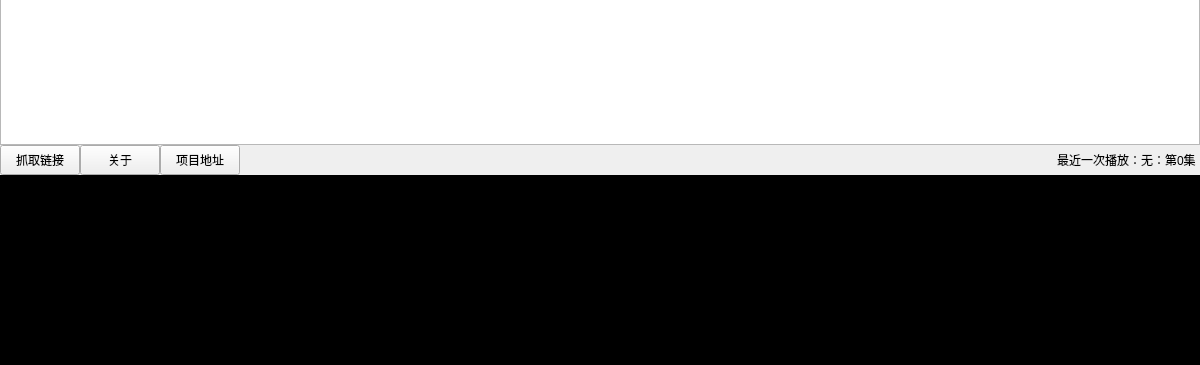
Before: the Qt Designer form UI/UI_MainForm.ui in tanyiqu/AnimeArtifact, drawn with Qt 5; both pictures show x 0 to 1200 and y 515 to 880 of the 1200 by 880 pixel window.
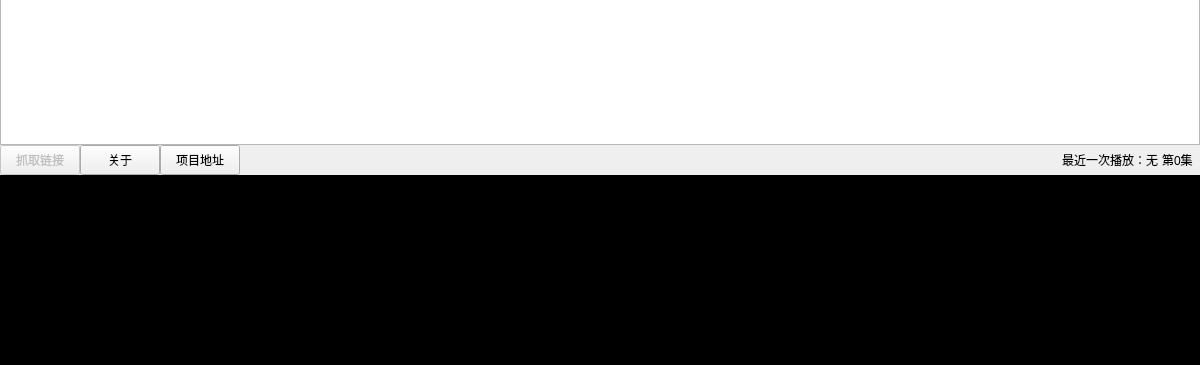
After: the same form once the commit is applied.

```diff
--- a/UI/UI_MainForm.ui
+++ b/UI/UI_MainForm.ui
@@ -214,6 +214,9 @@
       </property>
       <item row="0" column="0">
        <widget class="QPushButton" name="btnGetAllLinks">
+        <property name="enabled">
+         <bool>false</bool>
+        </property>
         <property name="minimumSize">
          <size>
           <width>0</width>
@@ -263,7 +266,7 @@
       <item row="0" column="8">
        <widget class="QLabel" name="lblSpace02">
         <property name="text">
-         <string> </string>
+         <string/>
         </property>
        </widget>
       </item>
@@ -316,7 +319,7 @@
       <item row="0" column="6">
        <widget class="QLabel" name="lblSpace01">
         <property name="text">
-         <string>：</string>
+         <string> </string>
         </property>
        </widget>
       </item>
```
